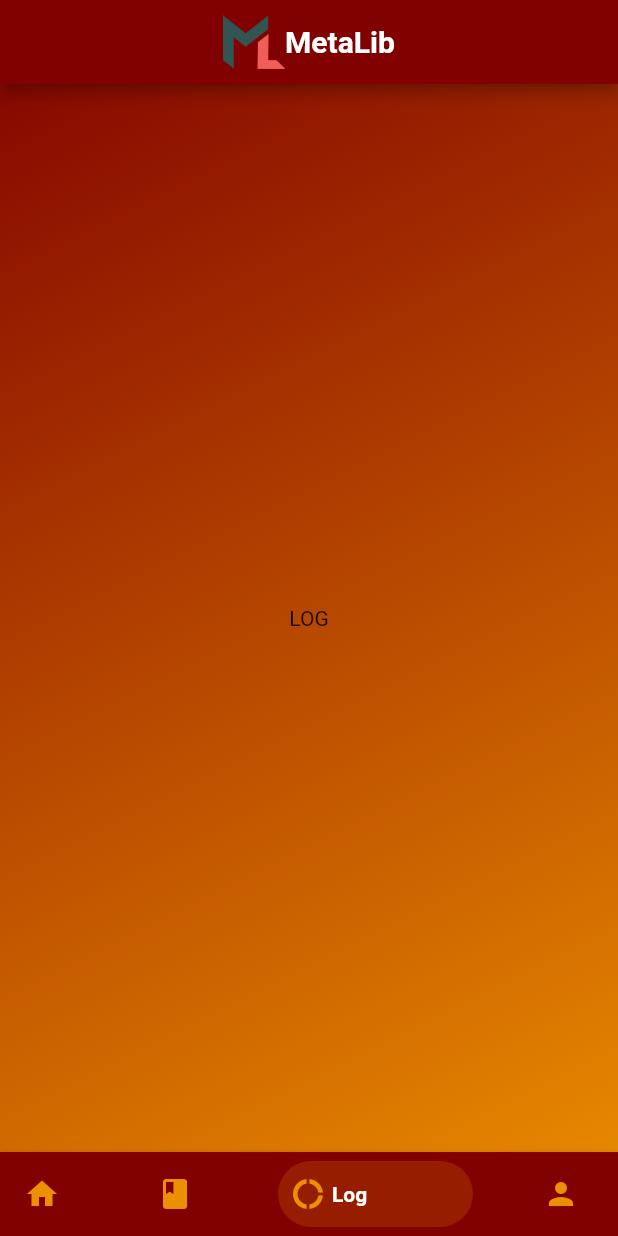
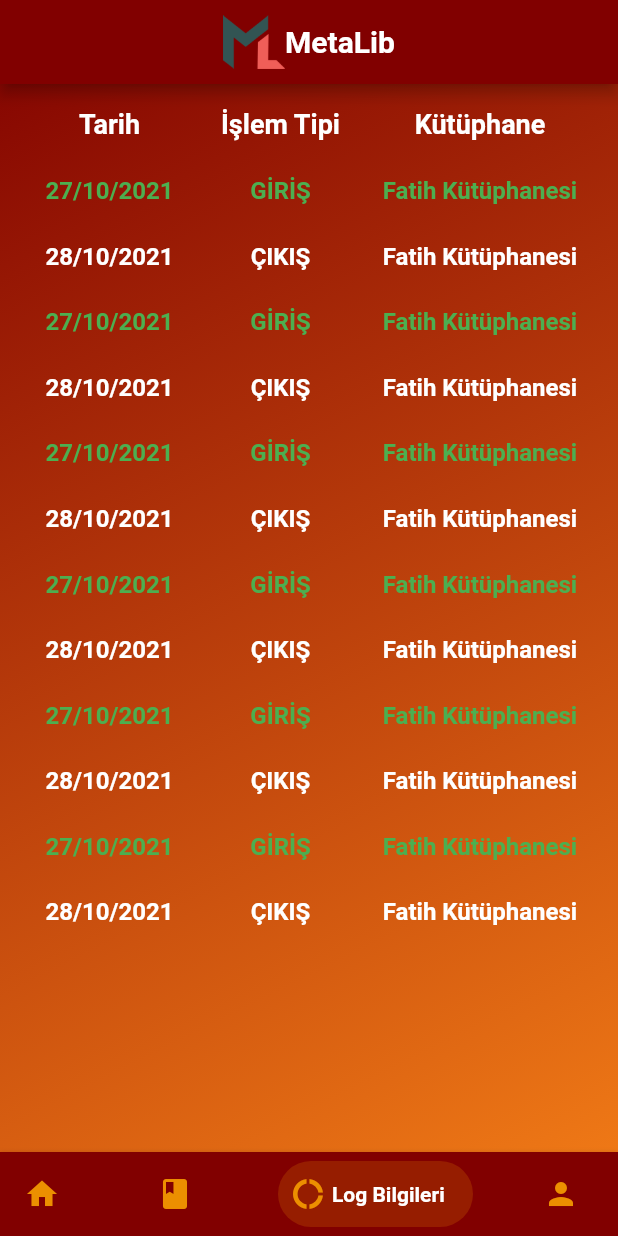
Before and after one commit to Vasseurr/MetaLib, a Flutter app: the screen it shows after launch, item 3 of the bottom bar chosen, on a phone screen of 412 x 824 dp. Run offline on Flutter 3.47's test engine with Material 2 defaults, Android fonts, the phone set to English and light mode, and no system bars; drawn by our look-alikes of bottom_navy_bar; our stand-ins replace dio, flutter_secure_storage, font_awesome_flutter, get, hive, hive_flutter and 2 more; missing offline and left inert: shared_preferences_web; accounts and stored records are empty; network calls fail.

Commit message:
import log

```diff
--- a/lib/core/components/widgets/custom_scaffold_with_animated_fab.dart
+++ b/lib/core/components/widgets/custom_scaffold_with_animated_fab.dart
@@ -26,7 +26,7 @@ class _CustomScaffoldState extends State<CustomScaffold> {
           gradient: LinearGradient(
               begin: Alignment.bottomRight,
               end: Alignment.topLeft,
-              colors: [context.specialYellow, context.specialRed])),
+              colors: [Colors.yellow.shade900, context.specialRed])),
       child: Scaffold(
           backgroundColor: Colors.transparent,
           appBar: appBar(context),
@@ -61,22 +61,23 @@ class _CustomScaffoldState extends State<CustomScaffold> {
             items: [
               BottomNavyBarItem(
                 icon: Icon(Icons.home),
-                title: Text('Home', style: TextStyle(color: Colors.white)),
+                title: Text('Ana Sayfa', style: TextStyle(color: Colors.white)),
                 activeColor: context.specialYellow,
               ),
               BottomNavyBarItem(
                 icon: Icon(Icons.book),
-                title: Text('Book', style: TextStyle(color: Colors.white)),
+                title: Text('Kitaplar', style: TextStyle(color: Colors.white)),
                 activeColor: context.specialYellow,
               ),
               BottomNavyBarItem(
                 icon: Icon(Icons.donut_large_outlined),
-                title: Text('Log', style: TextStyle(color: Colors.white)),
+                title: Text('Log Bilgileri',
+                    style: TextStyle(color: Colors.white)),
                 activeColor: context.specialYellow,
               ),
               BottomNavyBarItem(
                 icon: Icon(Icons.person),
-                title: Text('Profile', style: TextStyle(color: Colors.white)),
+                title: Text('Profil', style: TextStyle(color: Colors.white)),
                 activeColor: context.specialYellow,
               ),
             ],
--- a/lib/core/routes/app_pages.dart
+++ b/lib/core/routes/app_pages.dart
@@ -26,7 +26,7 @@ class AppPages {
         name: Routes.PROFILE,
         page: () => ProfilePage(),
         binding: HomeBinding()),
-    GetPage(name: Routes.LOG, page: () => const Log(), binding: HomeBinding()),
+    GetPage(name: Routes.LOG, page: () => Log(), binding: HomeBinding()),
     GetPage(
         name: Routes.BOOK_DETAIL,
         page: () => BookDetail(),
--- a/lib/view/home/controller/home_controller.dart
+++ b/lib/view/home/controller/home_controller.dart
@@ -11,6 +11,7 @@ class HomeController extends GetxController {
   final _tabIndex = 0.obs;
   final _isOpened = false.obs;
   final _bookId = 0.obs;
+  var _isLoading = false.obs;
 
   set userName(value) => _userName.value = value;
   get userName => _userName.value;
@@ -24,6 +25,13 @@ class HomeController extends GetxController {
   set bookId(value) => _bookId.value = value;
   get bookId => _bookId.value;
 
+  set isLoading(value) {
+    _isLoading.value = value;
+  }
+
+  get isLoading => _isLoading.value;
+
+
   checkUserSession() {
     var user = HiveManager.getStringValue(HiveKeys.USERID);
 
--- a/lib/view/home/ui/book_detail.dart
+++ b/lib/view/home/ui/book_detail.dart
@@ -1,11 +1,8 @@
 import 'package:flutter/cupertino.dart';
 import 'package:flutter/material.dart';
-import 'package:flutter/src/widgets/framework.dart';
 import 'package:get/get.dart';
 import 'package:getx_starter/core/components/widgets/custom_scaffold_with_animated_fab.dart';
-import 'package:getx_starter/core/constants/hive_keys.dart';
 import 'package:getx_starter/core/extension/context_extension.dart';
-import 'package:getx_starter/core/init/cache/hive_manager.dart';
 import 'package:getx_starter/view/home/controller/home_controller.dart';
 
 class BookDetail extends GetView<HomeController> {
@@ -60,7 +57,7 @@ class BookDetail extends GetView<HomeController> {
   Padding bookInfos(BuildContext context) {
     return Padding(
       padding: EdgeInsets.only(
-          top: context.getHeight * 0.1, right: context.getWidth * 0.1),
+          top: context.getHeight * 0.05, right: context.getWidth * 0.1),
       child: Column(
         crossAxisAlignment: CrossAxisAlignment.start,
         children: [
@@ -70,9 +67,27 @@ class BookDetail extends GetView<HomeController> {
                   fontWeight: FontWeight.bold,
                   fontSize: 20)),
           SizedBox(height: context.getHeight * 0.03),
-          const Text("William Golding", style: TextStyle(color: Colors.white)),
+          const Text("Yazar: William Golding",
+              style: TextStyle(color: Colors.white)),
           SizedBox(height: context.getHeight * 0.03),
-          const Text("Roman", style: TextStyle(color: Colors.white)),
+          const Text("Tür: Roman", style: TextStyle(color: Colors.white)),
+          SizedBox(height: context.getHeight * 0.03),
+          Column(
+            crossAxisAlignment: CrossAxisAlignment.start,
+            children: [
+              const Text("Bulunduğu Kütüphaneler",
+                  style: TextStyle(
+                      color: Colors.white, fontWeight: FontWeight.bold)),
+              SizedBox(height: context.getHeight * 0.03),
+              const Text("Fatih Kütüphanesi",
+                  style: TextStyle(
+                      color: Colors.white, fontStyle: FontStyle.italic)),
+              SizedBox(height: context.getHeight * 0.03),
+              const Text("Kadırga Kütüphanesi",
+                  style: TextStyle(
+                      color: Colors.white, fontStyle: FontStyle.italic)),
+            ],
+          )
         ],
       ),
     );
--- a/lib/view/home/ui/log.dart
+++ b/lib/view/home/ui/log.dart
@@ -1,18 +1,86 @@
 import 'package:flutter/material.dart';
+import 'package:get/get.dart';
 import 'package:getx_starter/core/components/widgets/custom_scaffold_with_animated_fab.dart';
+import 'package:getx_starter/core/extension/context_extension.dart';
+import 'package:getx_starter/view/home/controller/home_controller.dart';
 
-class Log extends StatefulWidget {
-  const Log({Key? key}) : super(key: key);
-
-  @override
-  _LogState createState() => _LogState();
-}
-
-class _LogState extends State<Log> {
+class Log extends GetView<HomeController> {
   @override
   Widget build(BuildContext context) {
-    return Center(
-      child: Text("LOG"),
+    return GetX<HomeController>(
+      initState: (state) {},
+      builder: (_) {
+        return _.isLoading == false
+            ? Padding(
+                padding: const EdgeInsets.all(16.0),
+                child: Container(
+                  child: Column(
+                    children: [
+                      tableHeader(),
+                      //SizedBox(height: context.getHeight * 0.03),
+                      Expanded(
+                        child: ListView.builder(
+                          itemBuilder: (context, index) {
+                            return Column(
+                              children: [
+                                SizedBox(height: context.getHeight * 0.03),
+                                tableRows("27/10/2021", "GİRİŞ",
+                                    "Fatih Kütüphanesi", Colors.green),
+                                SizedBox(height: context.getHeight * 0.03),
+                                tableRows("28/10/2021", "ÇIKIŞ",
+                                    "Fatih Kütüphanesi", Colors.white),
+                              ],
+                            );
+                          },
+                          itemCount: 6,
+                        ),
+                      ),
+                      /*   tableRows("27/10/2021", "GİRİŞ", "Fatih Kütüphanesi",
+                          Colors.green),
+                      SizedBox(height: context.getHeight * 0.03),
+                      tableRows("28/10/2021", "ÇIKIŞ", "Fatih Kütüphanesi",
+                          Colors.red),*/
+                    ],
+                  ),
+                ),
+              )
+            : const Center(child: CircularProgressIndicator());
+      },
+    );
+  }
+
+  Row tableHeader() {
+    return Row(
+      children: [
+        Expanded(flex: 3, child: Center(child: header("Tarih"))),
+        Expanded(flex: 3, child: Center(child: header("İşlem Tipi"))),
+        Expanded(flex: 4, child: Center(child: header("Kütüphane")))
+      ],
+    );
+  }
+
+  tableRows(String date, String type, String library, Color color) {
+    return Row(
+      children: [
+        Expanded(flex: 3, child: Center(child: value(date, color))),
+        Expanded(flex: 3, child: Center(child: value(type, color))),
+        Expanded(flex: 4, child: Center(child: value(library, color))),
+      ],
+    );
+  }
+
+  header(String value) {
+    return Text(
+      value,
+      style: const TextStyle(
+          color: Colors.white, fontSize: 18, fontWeight: FontWeight.bold),
+    );
+  }
+
+  value(String value, Color color) {
+    return Text(
+      value,
+      style: TextStyle(color: color, fontSize: 16, fontWeight: FontWeight.bold),
     );
   }
 }
```
Also changed, not shown: 1 other file.
